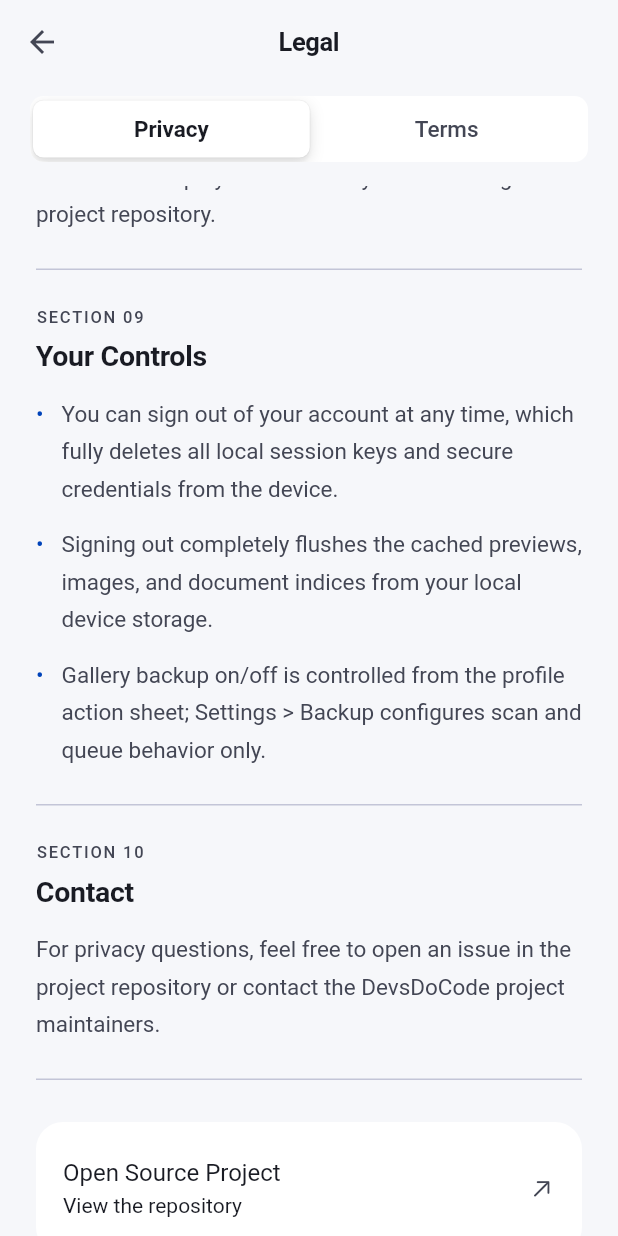
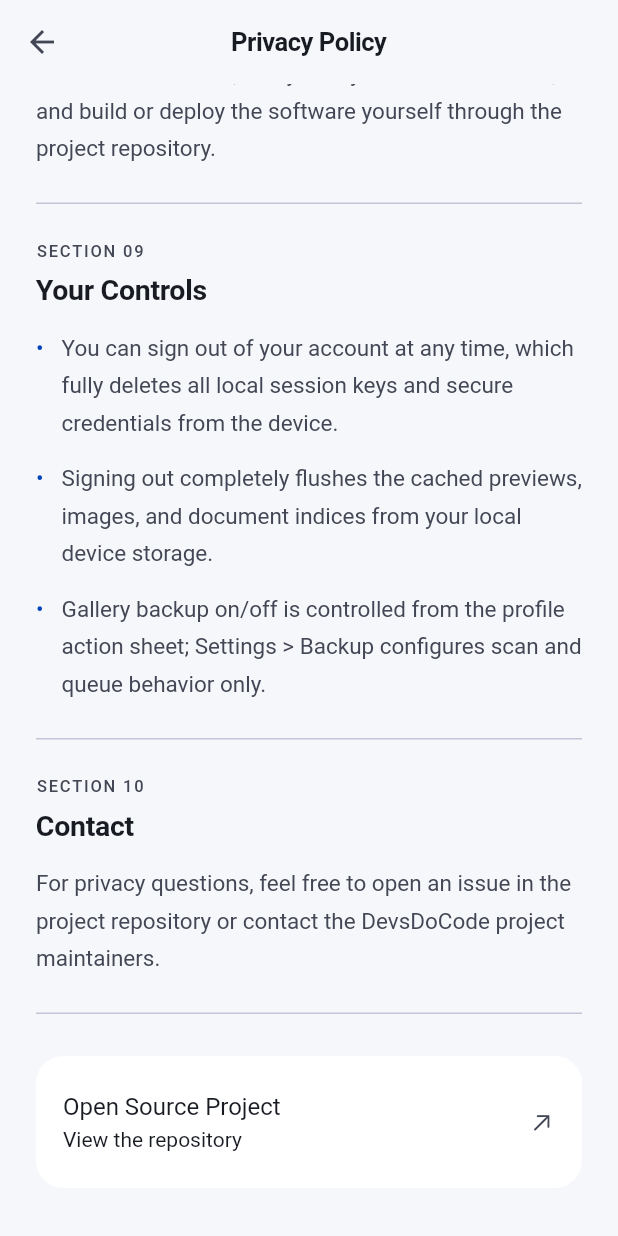
Before and after one commit to ShekhawatPriya/TeleDrive, a Flutter app: the LegalScreen screen opened by its route, scrolled down 2304 dp, after a tap on "Open Source Project", on a phone screen of 412 x 824 dp. Run offline on Flutter 3.47's test engine with Material 3 defaults, Android fonts, the phone set to English and light mode, and no system bars; our stand-ins replace cached_network_image, chewie, connectivity_plus, dio, file_picker, flutter_cache_manager and 15 more; accounts and stored records are empty; network calls fail.

Commit message:
feat(legal): split Privacy Policy and Terms of Service into separate pages
- Remove the combined "Legal" page and its Privacy/Terms segmented control;
  /privacy and /terms each render one document.
- Title each page after its document ("Privacy Policy", "Terms of Service")
  in the navigation bar instead of "Legal".
- iOS: open each page with an IosSettingsIntro hero (hand symbol on blue for
  Privacy, document symbol on grey for Terms), matching Uploads and Photo
  Backup; the inline bar title appears once the hero scrolls under it. The
  repository link becomes an IosGroup row.
- Android: keep the existing layout with the document title in the app bar.
- Add a widget test that each page is titled after its document, shows the
  hero and has no "Legal" title or switcher; document the change in
  docs/ios-design.md.

```diff
--- a/lib/features/profile/legal_screen.dart
+++ b/lib/features/profile/legal_screen.dart
@@ -2,73 +2,103 @@ import 'package:flutter/cupertino.dart';
 import 'package:flutter/material.dart';
 
 import '../../core/config/app_config.dart';
+import '../../core/theme/ios_palette.dart';
 import 'legal_data.dart';
 import '../../widgets/ios/ios_page.dart';
 
 enum LegalKind { privacy, terms }
 
-class LegalScreen extends StatefulWidget {
+/// A single legal document. Privacy Policy and Terms of Service are separate
+/// pages, each titled after its document.
+class LegalScreen extends StatelessWidget {
   const LegalScreen({required this.kind, super.key});
 
   final LegalKind kind;
 
-  @override
-  State<LegalScreen> createState() => _LegalScreenState();
-}
+  bool get _privacy => kind == LegalKind.privacy;
+  String get _title => _privacy ? 'Privacy Policy' : 'Terms of Service';
+  List<SectionContent> get _sections =>
+      _privacy ? privacySections : termsSections;
 
-class _LegalScreenState extends State<LegalScreen> {
-  late LegalKind _selectedKind;
-  final _scrollController = ScrollController();
-
-  @override
-  void initState() {
-    super.initState();
-    _selectedKind = widget.kind;
-  }
-
-  @override
-  void dispose() {
-    _scrollController.dispose();
-    super.dispose();
-  }
-
-  @override
-  void didUpdateWidget(covariant LegalScreen oldWidget) {
-    super.didUpdateWidget(oldWidget);
-    if (widget.kind != oldWidget.kind) _select(widget.kind);
-  }
-
-  void _select(LegalKind kind) {
-    if (kind == _selectedKind) return;
-    if (_scrollController.hasClients) _scrollController.jumpTo(0);
-    setState(() => _selectedKind = kind);
-  }
+  static const _lastUpdated = 'Last updated: May 2026';
 
   @override
   Widget build(BuildContext context) {
-    final theme = Theme.of(context);
-    final scheme = theme.colorScheme;
-    final privacy = _selectedKind == LegalKind.privacy;
-    final title = privacy ? 'Privacy Policy' : 'Terms of Service';
-    final sections = privacy ? privacySections : termsSections;
+    if (Theme.of(context).platform == TargetPlatform.iOS) {
+      return _buildIos(context);
+    }
+    return _buildMaterial(context);
+  }
 
+  Widget _buildIos(BuildContext context) {
+    final scheme = Theme.of(context).colorScheme;
+    return IosPage(
+      title: _title,
+      compact: true,
+      children: [
+        IosSettingsIntro(
+          icon: _privacy
+              ? CupertinoIcons.hand_raised_fill
+              : CupertinoIcons.doc_text_fill,
+          color: _privacy ? IosTint.privacy : IosTint.neutral,
+          title: _title,
+          description: _privacy
+              ? 'What TeleDrive accesses, what it stores and why. Your files stay in your own Telegram account.'
+              : 'The rules for using TeleDrive, an open-source client for storing files in your own Telegram account.',
+        ),
+        SelectionArea(
+          child: Padding(
+            padding: const EdgeInsets.symmetric(horizontal: 4),
+            child: Column(
+              crossAxisAlignment: CrossAxisAlignment.stretch,
+              children: [
+                Text(
+                  _lastUpdated,
+                  style: TextStyle(
+                    fontSize: 13,
+                    height: 1.5,
+                    color: scheme.onSurfaceVariant,
+                  ),
+                ),
+                const SizedBox(height: 20),
+                for (var i = 0; i < _sections.length; i++)
+                  _LegalSection(section: _sections[i], number: i + 1),
+              ],
+            ),
+          ),
+        ),
+        IosGroup(
+          children: [
+            IosRow(
+              title: 'Open Source Project',
+              subtitle: 'View the repository',
+              icon: CupertinoIcons.chevron_left_slash_chevron_right,
+              color: IosTint.neutral,
+              trailing: Icon(
+                CupertinoIcons.arrow_up_right,
+                size: 16,
+                color: scheme.onSurfaceVariant,
+              ),
+              onTap: AppConfig.openRepository,
+            ),
+          ],
+        ),
+      ],
+    );
+  }
+
+  Widget _buildMaterial(BuildContext context) {
+    final scheme = Theme.of(context).colorScheme;
     return Scaffold(
       backgroundColor: scheme.surface,
-      appBar: theme.platform == TargetPlatform.iOS
-          ? IosNavigationBar.preferred(
-              title: 'Legal',
-              leading: IosNavigationBar.backButton(context),
-            )
-          : AppBar(
-              title: const Text(
-                'Legal',
-                style: TextStyle(fontSize: 17, fontWeight: FontWeight.w600),
+      appBar: AppBar(
+        title: Text(
+          _title,
+          style: const TextStyle(fontSize: 17, fontWeight: FontWeight.w600),
         ),
         centerTitle: true,
         toolbarHeight: 56,
-              leading: BackButton(
-                onPressed: () => Navigator.of(context).maybePop(),
-              ),
+        leading: BackButton(onPressed: () => Navigator.of(context).maybePop()),
       ),
       body: SafeArea(
         top: false,
@@ -76,76 +106,17 @@ class _LegalScreenState extends State<LegalScreen> {
         child: Center(
           child: ConstrainedBox(
             constraints: const BoxConstraints(maxWidth: 680),
-            child: Column(
-              crossAxisAlignment: CrossAxisAlignment.stretch,
-              children: [
-                Padding(
-                  padding: const EdgeInsets.fromLTRB(20, 8, 20, 16),
-                  child: CupertinoSlidingSegmentedControl<LegalKind>(
-                    groupValue: _selectedKind,
-                    backgroundColor: scheme.surfaceContainerLow,
-                    thumbColor: CupertinoDynamicColor.resolve(
-                      const CupertinoDynamicColor.withBrightness(
-                        color: Colors.white,
-                        darkColor: Color(0xFF3A3A3C),
-                      ),
-                      context,
-                    ),
-                    padding: const EdgeInsets.all(3),
-                    onValueChanged: (kind) {
-                      if (kind != null) _select(kind);
-                    },
-                    children: {
-                      for (final kind in LegalKind.values)
-                        kind: Padding(
-                          padding: const EdgeInsets.symmetric(vertical: 10),
-                          child: Text(
-                            kind == LegalKind.privacy ? 'Privacy' : 'Terms',
-                            style: TextStyle(
-                              fontSize: 15,
-                              height: 1.2,
-                              fontWeight: kind == _selectedKind
-                                  ? FontWeight.w600
-                                  : FontWeight.w500,
-                              color: kind == _selectedKind
-                                  ? scheme.onSurface
-                                  : scheme.onSurfaceVariant,
-                            ),
-                          ),
-                        ),
-                    },
-                  ),
-                ),
-                Expanded(
             child: SelectionArea(
-                    child: CustomScrollView(
-                      controller: _scrollController,
-                      slivers: [
-                        SliverPadding(
+              child: ListView(
                 padding: EdgeInsets.fromLTRB(
                   24,
                   16,
                   24,
                   32 + MediaQuery.paddingOf(context).bottom,
                 ),
-                          sliver: SliverList.list(
                 children: [
-                              Semantics(
-                                header: true,
-                                child: Text(
-                                  title,
-                                  style: TextStyle(
-                                    fontSize: 30,
-                                    height: 1.15,
-                                    letterSpacing: -.8,
-                                    fontWeight: FontWeight.w700,
-                                    color: scheme.onSurface,
-                                  ),
-                                ),
-                              ),
-                              const SizedBox(height: 12),
                   Text(
-                                'Last updated: May 2026',
+                    _lastUpdated,
                     style: TextStyle(
                       fontSize: 13,
                       height: 1.5,
@@ -153,11 +124,8 @@ class _LegalScreenState extends State<LegalScreen> {
                     ),
                   ),
                   const SizedBox(height: 28),
-                              for (var i = 0; i < sections.length; i++)
-                                _LegalSection(
-                                  section: sections[i],
-                                  number: i + 1,
-                                ),
+                  for (var i = 0; i < _sections.length; i++)
+                    _LegalSection(section: _sections[i], number: i + 1),
                   const SizedBox(height: 4),
                   Material(
                     color: scheme.surfaceContainerLow,
@@ -179,12 +147,6 @@ class _LegalScreenState extends State<LegalScreen> {
                   ),
                 ],
               ),
-                        ),
-                      ],
-                    ),
-                  ),
-                ),
-              ],
             ),
           ),
         ),
```
Also changed, not shown: 2 other files. Lines whose indentation alone changed are shown as unchanged.
